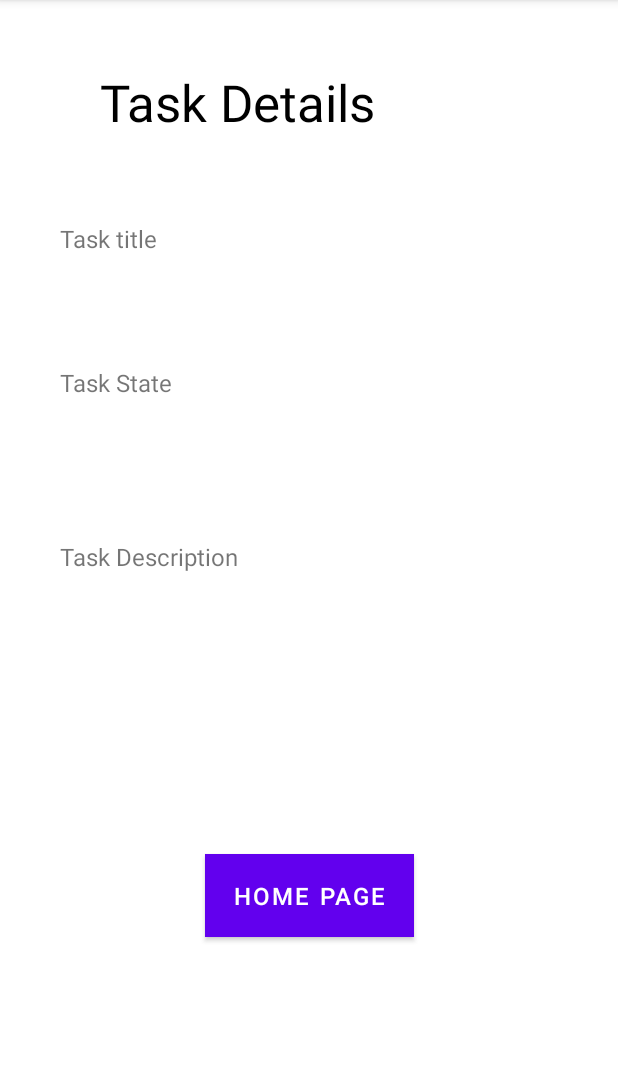
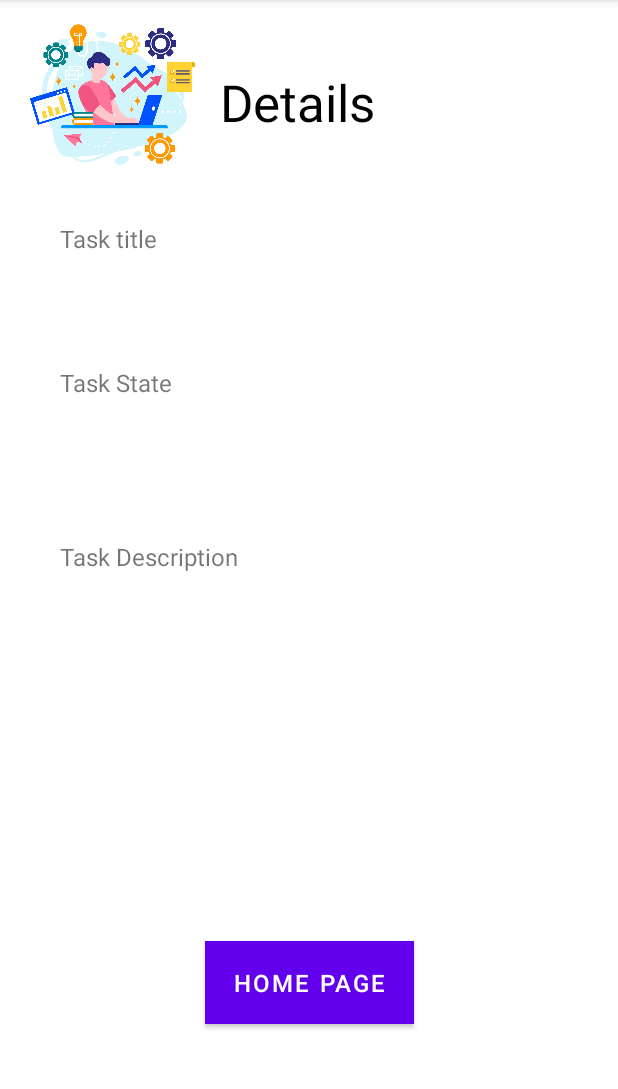
Before and after one commit to haneenbader/taskmaster, an Android app: the TaskDetail screen opened directly, with no data from a screen before it, on a phone screen of 412 x 824 dp, the part 84-1173 px from its top. Run offline under Robolectric (Android 15) with nearby library versions, the phone set to English and light mode, and no system bars; our stand-ins replace Room's generated code; libraries missing offline, so code that uses them is left out: com.amplifyframework.core; 1 statement that could not run was skipped.

Commit message:
lab37--S3

```diff
--- a/TaskMaster/app/src/main/AndroidManifest.xml
+++ b/TaskMaster/app/src/main/AndroidManifest.xml
@@ -66,10 +66,13 @@
             </intent-filter>
         </activity>
         <service
-            android:name=".PushListenerService">
+            android:name=".PushListenerService"
+            android:exported="true">
             <intent-filter>
                 <action android:name="com.google.firebase.MESSAGING_EVENT"/>
+                <action android:name="android.intent.action.GET_CONTENT" />
             </intent-filter>
+
         </service>
 
     </application>
--- a/TaskMaster/app/src/main/java/com/example/taskmaster/TaskAdapter.java
+++ b/TaskMaster/app/src/main/java/com/example/taskmaster/TaskAdapter.java
@@ -49,6 +49,7 @@ public class TaskAdapter extends  RecyclerView.Adapter<TaskAdapter.TaskViewHolde
                     toTaskDetailsPage.putExtra("title",task.getTitle());
                     toTaskDetailsPage.putExtra("body",task.getDescription());
                     toTaskDetailsPage.putExtra("state",task.getState());
+                    toTaskDetailsPage.putExtra("img",task.getImg());
                     v.getContext().startActivity(toTaskDetailsPage);
                 }
             });
--- a/TaskMaster/app/src/main/java/com/example/taskmaster/TaskDetail.java
+++ b/TaskMaster/app/src/main/java/com/example/taskmaster/TaskDetail.java
@@ -4,10 +4,17 @@ import androidx.appcompat.app.AppCompatActivity;
 import androidx.room.Room;
 
 import android.content.Intent;
+import android.graphics.BitmapFactory;
 import android.os.Bundle;
+import android.util.Log;
 import android.view.View;
 import android.widget.Button;
+import android.widget.ImageView;
 import android.widget.TextView;
+
+import com.amplifyframework.core.Amplify;
+
+import java.io.File;
 
 public class TaskDetail extends AppCompatActivity {
 
@@ -50,6 +57,19 @@ public class TaskDetail extends AppCompatActivity {
         stateText.setText(state);
         BodyText.setText(body);
 
+      //download img from storage
+        Amplify.Storage.downloadFile(
+                //get img from intent
+                intent.getExtras().getString("img"),
+                new File(getApplicationContext().getFilesDir() + "/download.jpg"),
+                result -> {
+                //  target imageView
+                    ImageView imgTask = findViewById(R.id.imgTask);
+                    String newImg = result.getFile().getPath();
+                    imgTask.setImageBitmap(BitmapFactory.decodeFile(newImg));
 
+                    Log.i("MyAmplifyApp", "Successfully downloaded: " + result.getFile());},
+                error -> Log.e("MyAmplifyApp",  "Download Failure", error)
+        );
     }
 }
--- a/TaskMaster/app/src/main/res/layout/activity_task_detail.xml
+++ b/TaskMaster/app/src/main/res/layout/activity_task_detail.xml
@@ -8,14 +8,14 @@
 
     <TextView
         android:id="@+id/textViewBody"
-        android:layout_width="299dp"
-        android:layout_height="114dp"
+        android:layout_width="293dp"
+        android:layout_height="52dp"
         app:layout_constraintBottom_toBottomOf="parent"
         app:layout_constraintEnd_toEndOf="parent"
-        app:layout_constraintHorizontal_bias="0.357"
+        app:layout_constraintHorizontal_bias="0.338"
         app:layout_constraintStart_toStartOf="parent"
         app:layout_constraintTop_toTopOf="parent"
-        app:layout_constraintVertical_bias="0.615" />
+        app:layout_constraintVertical_bias="0.556" />
 
     <TextView
         android:id="@+id/textView10"
@@ -62,7 +62,7 @@
         app:layout_constraintEnd_toEndOf="parent"
         app:layout_constraintStart_toStartOf="parent"
         app:layout_constraintTop_toBottomOf="@+id/textViewusername"
-        app:layout_constraintVertical_bias="0.646" />
+        app:layout_constraintVertical_bias="0.789" />
 
     <TextView
         android:id="@+id/textView"
@@ -113,4 +113,13 @@
         app:layout_constraintHorizontal_bias="0.154"
         app:layout_constraintStart_toStartOf="parent"
         app:layout_constraintTop_toTopOf="parent" />
+
+    <ImageView
+        android:id="@+id/imgTask"
+        android:layout_width="150dp"
+        android:layout_height="126dp"
+        app:srcCompat="@drawable/all_task"
+        tools:layout_editor_absoluteX="125dp"
+        tools:layout_editor_absoluteY="449dp" />
+
 </androidx.constraintlayout.widget.ConstraintLayout>
```
Also changed, not shown: TaskMaster/app/src/main/java/com/example/taskmaster/AddTask.java (+36 -8 lines), TaskMaster/app/src/main/java/com/amplifyframework/datastore/generated/model/AmplifyModelProvider.java, TaskMaster/app/src/main/java/com/amplifyframework/datastore/generated/model/Todo.java, 1 other file.
